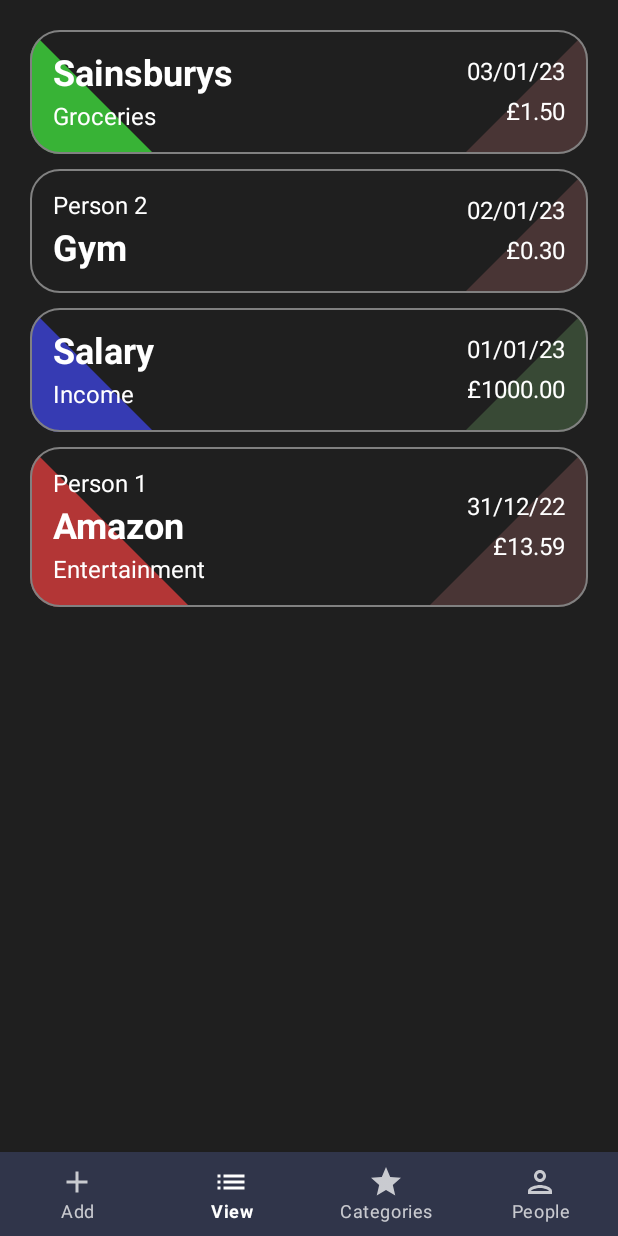
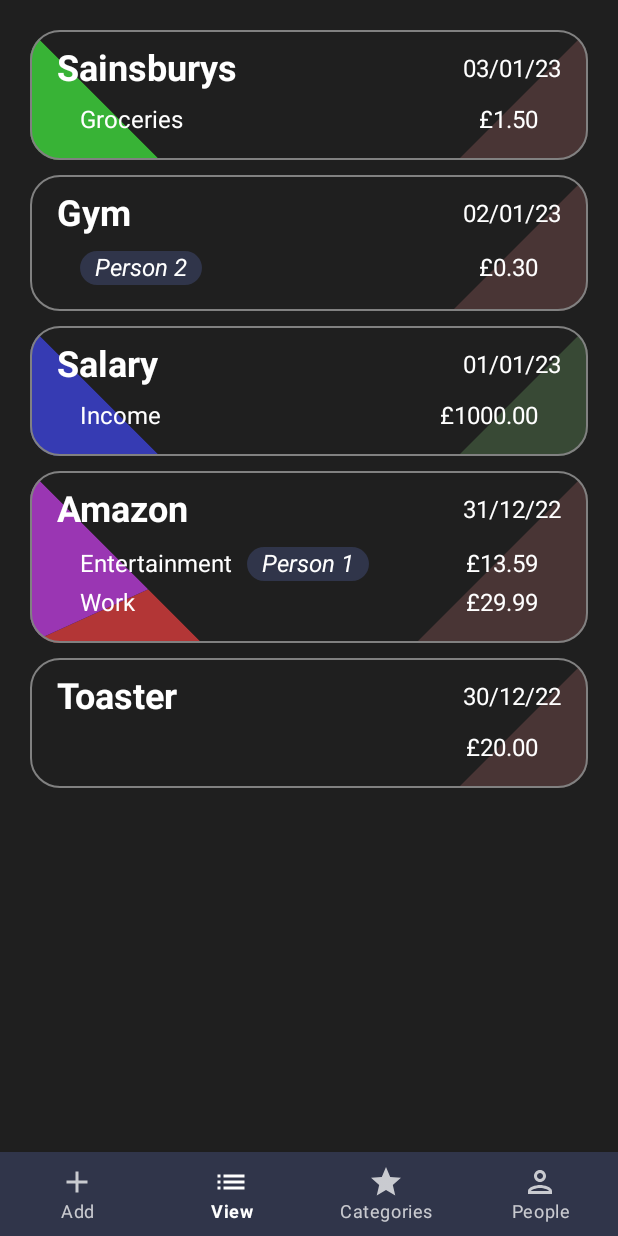
Before and after one commit to EwasWorld/ProjectNummi, an Android app built with Jetpack Compose: the screen it shows after launch (MainActivity), on a phone screen of 412 x 824 dp. Run offline under Robolectric (Android 15) with nearby library versions, the phone set to English and light mode, and no system bars.

Commit message:
Transaction can have multiple Amounts. Update ViewTransactionsScreen to show this

```diff
--- a/app/src/main/java/com/eywa/projectnummi/features/addTransactions/AddTransactionsState.kt
+++ b/app/src/main/java/com/eywa/projectnummi/features/addTransactions/AddTransactionsState.kt
@@ -39,10 +39,12 @@ data class AddTransactionsState(
             id = 0,
             date = date,
             name = name,
-            amount = Amount(
-                    amount = (amount.toDouble() * 100).roundToInt(),
-                    category = category,
-                    person = person!!,
+            amount = listOf(
+                    Amount(
+                            amount = (amount.toDouble() * 100).roundToInt(),
+                            category = category,
+                            person = person!!,
+                    ),
             ),
             isOutgoing = isOutgoing,
     )
--- a/app/src/main/java/com/eywa/projectnummi/features/viewTransactions/ViewTransactionsScreen.kt
+++ b/app/src/main/java/com/eywa/projectnummi/features/viewTransactions/ViewTransactionsScreen.kt
@@ -1,9 +1,11 @@
 package com.eywa.projectnummi.features.viewTransactions
 
 import androidx.compose.foundation.BorderStroke
+import androidx.compose.foundation.background
 import androidx.compose.foundation.layout.*
 import androidx.compose.foundation.lazy.LazyColumn
 import androidx.compose.foundation.lazy.items
+import androidx.compose.foundation.shape.RoundedCornerShape
 import androidx.compose.material.Surface
 import androidx.compose.material.Text
 import androidx.compose.runtime.Composable
@@ -12,6 +14,7 @@ import androidx.compose.ui.Alignment
 import androidx.compose.ui.Modifier
 import androidx.compose.ui.draw.alpha
 import androidx.compose.ui.graphics.Color
+import androidx.compose.ui.text.font.FontStyle
 import androidx.compose.ui.tooling.preview.Preview
 import androidx.compose.ui.unit.dp
 import androidx.lifecycle.viewmodel.compose.viewModel
@@ -21,6 +24,7 @@ import com.eywa.projectnummi.ui.components.CornerTriangleBox
 import com.eywa.projectnummi.ui.components.CornerTriangleShapeState
 import com.eywa.projectnummi.ui.components.NummiScreenPreviewWrapper
 import com.eywa.projectnummi.ui.theme.NummiTheme
+import com.eywa.projectnummi.ui.theme.colors.BaseColor
 import com.eywa.projectnummi.ui.utils.DateTimeFormat
 
 @Composable
@@ -53,11 +57,12 @@ fun ViewTransactionsScreen(
                         shape = NummiTheme.shapes.generalListItem,
                         modifier = Modifier.fillMaxWidth()
                 ) {
-                    if (item.amount.category != null) {
+                    if (item.amount.any { it.category != null }) {
                         CornerTriangleBox(
-                                color = item.amount.category.color,
+                                colors = item.amount.map { it.category?.color },
                                 state = CornerTriangleShapeState(
                                         isTop = false,
+                                        segmentWeights = item.amount.map { it.amount },
                                 ),
                         )
                     }
@@ -69,47 +74,61 @@ fun ViewTransactionsScreen(
                             ),
                             modifier = Modifier.alpha(0.3f)
                     )
-                    Row(
-                            verticalAlignment = Alignment.CenterVertically,
-                            horizontalArrangement = Arrangement.SpaceBetween,
+                    Column(
+                            horizontalAlignment = Alignment.CenterHorizontally,
+                            verticalArrangement = Arrangement.spacedBy(5.dp),
                             modifier = Modifier
                                     .fillMaxWidth()
-                                    .padding(15.dp)
+                                    .padding(horizontal = 18.dp, vertical = 12.dp)
                     ) {
-                        Column(
-                                horizontalAlignment = Alignment.Start,
-                                verticalArrangement = Arrangement.spacedBy(5.dp),
+                        Row(
+                                verticalAlignment = Alignment.CenterVertically,
+                                horizontalArrangement = Arrangement.SpaceBetween,
+                                modifier = Modifier.fillMaxWidth()
                         ) {
-                            if (item.amount.person.id != TempInMemoryDb.defaultPersonId) {
-                                Text(
-                                        text = item.amount.person.name,
-                                        color = NummiTheme.colors.appBackground.content,
-                                )
-                            }
                             Text(
                                     text = item.name,
                                     color = NummiTheme.colors.appBackground.content,
                                     style = NummiTheme.typography.h5,
                             )
-                            if (item.amount.category != null) {
-                                Text(
-                                        text = item.amount.category.name,
-                                        color = NummiTheme.colors.appBackground.content,
-                                )
-                            }
-                        }
-                        Column(
-                                horizontalAlignment = Alignment.End,
-                                verticalArrangement = Arrangement.spacedBy(8.dp),
-                        ) {
                             Text(
                                     text = DateTimeFormat.SHORT_DATE.format(item.date),
                                     color = NummiTheme.colors.appBackground.content,
                             )
-                            Text(
-                                    text = "£%.2f".format(item.amount.amount / 100.0),
-                                    color = NummiTheme.colors.appBackground.content,
-                            )
+                        }
+                        Column(
+                                horizontalAlignment = Alignment.CenterHorizontally,
+                                verticalArrangement = Arrangement.spacedBy(5.dp),
+                                modifier = Modifier.padding(horizontal = 15.dp, vertical = 5.dp)
+                        ) {
+                            item.amount.forEach { amount ->
+                                Row(
+                                        verticalAlignment = Alignment.CenterVertically,
+                                ) {
+                                    if (amount.category != null) {
+                                        Text(
+                                                text = amount.category.name,
+                                                color = NummiTheme.colors.appBackground.content,
+                                                modifier = Modifier.padding(end = 10.dp)
+                                        )
+                                    }
+                                    if (amount.person.id != TempInMemoryDb.defaultPersonId) {
+                                        Text(
+                                                text = amount.person.name,
+                                                color = NummiTheme.colors.appBackground.content,
+                                                fontStyle = FontStyle.Italic,
+                                                modifier = Modifier
+                                                        .background(BaseColor.BASE_SPACE, RoundedCornerShape(100))
+                                                        .padding(horizontal = 10.dp, vertical = 2.dp)
+                                        )
+                                    }
+                                    Spacer(modifier = Modifier.weight(1f))
+                                    Text(
+                                            text = "£%.2f".format(amount.amount / 100.0),
+                                            color = NummiTheme.colors.appBackground.content,
+                                    )
+                                }
+                            }
                         }
                     }
                 }
--- a/app/src/main/java/com/eywa/projectnummi/model/Amount.kt
+++ b/app/src/main/java/com/eywa/projectnummi/model/Amount.kt
@@ -4,4 +4,10 @@ data class Amount(
         val category: Category?,
         val person: Person,
         val amount: Int,
-)
+) {
+    fun categoryPersonString(defaultPersonId: Int) =
+            listOfNotNull(
+                    category?.name,
+                    person.takeIf { it.id != defaultPersonId }?.name,
+            ).joinToString(" - ")
+}
--- a/app/src/main/java/com/eywa/projectnummi/model/Transaction.kt
+++ b/app/src/main/java/com/eywa/projectnummi/model/Transaction.kt
@@ -7,7 +7,7 @@ data class Transaction(
         val id: Int,
         val date: Calendar,
         val name: String,
-        val amount: Amount,
+        val amount: List<Amount>,
         /**
          * True if money is leaving the account, false if it's entering the account
          */
--- a/app/src/main/java/com/eywa/projectnummi/model/providers/TransactionProvider.kt
+++ b/app/src/main/java/com/eywa/projectnummi/model/providers/TransactionProvider.kt
@@ -10,30 +10,36 @@ object TransactionProvider {
                     id = 0,
                     date = DateProvider.getDate(0),
                     name = "Sainsburys",
-                    amount = Amount(
+                    amount = listOf(
+                            Amount(
                                     CategoryProvider.basic[1],
                                     PeopleProvider.basic[0],
                                     1_50,
+                            ),
                     ),
             ),
             Transaction(
                     id = 1,
                     date = DateProvider.getDate(-1),
                     name = "Gym",
-                    amount = Amount(
+                    amount = listOf(
+                            Amount(
                                     null,
                                     PeopleProvider.basic[2],
                                     30,
+                            ),
                     ),
             ),
             Transaction(
                     id = 2,
                     date = DateProvider.getDate(-2),
                     name = "Salary",
-                    amount = Amount(
+                    amount = listOf(
+                            Amount(
                                     CategoryProvider.basic[2],
                                     PeopleProvider.basic[0],
                                     1000_00,
+                            ),
                     ),
                     isOutgoing = false
             ),
@@ -41,11 +47,30 @@ object TransactionProvider {
                     id = 3,
                     date = DateProvider.getDate(-3),
                     name = "Amazon",
-                    amount = Amount(
+                    amount = listOf(
+                            Amount(
                                     CategoryProvider.basic[0],
                                     PeopleProvider.basic[1],
                                     13_59,
                             ),
+                            Amount(
+                                    CategoryProvider.basic[3],
+                                    PeopleProvider.basic[0],
+                                    29_99,
+                            ),
+                    ),
+            ),
+            Transaction(
+                    id = 4,
+                    date = DateProvider.getDate(-4),
+                    name = "Toaster",
+                    amount = listOf(
+                            Amount(
+                                    null,
+                                    PeopleProvider.basic[0],
+                                    20_00,
+                            ),
+                    ),
             ),
     )
 }
--- a/app/src/main/java/com/eywa/projectnummi/ui/components/CornerTriangleShape.kt
+++ b/app/src/main/java/com/eywa/projectnummi/ui/components/CornerTriangleShape.kt
@@ -58,7 +58,7 @@ data class CornerTriangleShapeState(
  */
 @Composable
 fun BoxScope.CornerTriangleBox(
-        colors: List<Color>,
+        colors: List<Color?>,
         modifier: Modifier = Modifier,
         segmentModifier: Modifier = Modifier,
         state: CornerTriangleShapeState = CornerTriangleShapeState(),
@@ -75,6 +75,7 @@ fun BoxScope.CornerTriangleBox(
                 if (colors.size == state.segmentWeights.size) state
                 else state.copy(segmentWeights = List(colors.size) { 1 })
         colors.forEachIndexed { index, color ->
+            if (color == null) return@forEachIndexed
             CornerTriangleBox(
                     color = color,
                     state = adjustedState,
@@ -186,12 +187,15 @@ fun CornerTriangleShape_Preview(
 data class CornerTriangleShapePreviewParams(
         val description: String,
         val state: CornerTriangleShapeState = CornerTriangleShapeState(),
-        val colors: List<Color> = listOf(BaseColor.GREEN),
+        val colors: List<Color?> = listOf(BaseColor.GREEN),
 )
 
 @Suppress("BooleanLiteralArgument")
 class CornerTriangleShapePreviewProvider : CollectionPreviewParameterProvider<CornerTriangleShapePreviewParams>(
         listOf(
+                CornerTriangleShapePreviewParams("null colour",
+                        CornerTriangleShapeState(),
+                        colors = listOf(0f, null, 0.6f, 0.8f).map { v -> v?.let { ColorHelper.asCategoryColor(it) } }),
                 CornerTriangleShapePreviewParams("weighted percentage",
                         CornerTriangleShapeState(segmentWeights = listOf(3, 1, 2)),
                         listOf(0.3f, 0.6f, 0.8f).map { ColorHelper.asCategoryColor(it) }),
```
Lines whose indentation alone changed are shown as unchanged.
